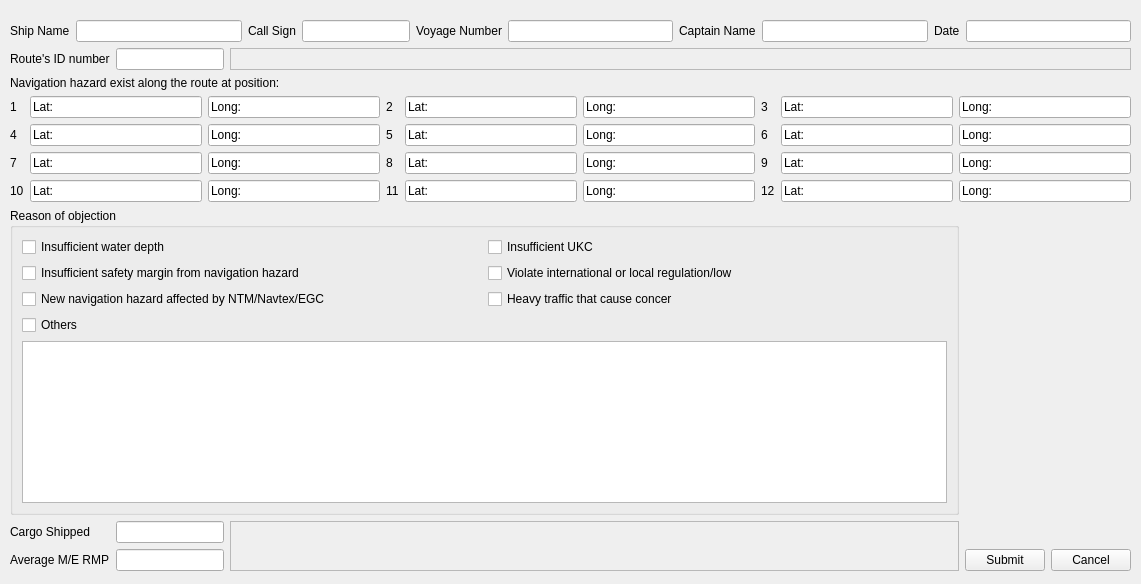
The window that QtUi/objectionReport.ui (heavenlxj/emgui) describes before a commit, drawn with Qt 5.
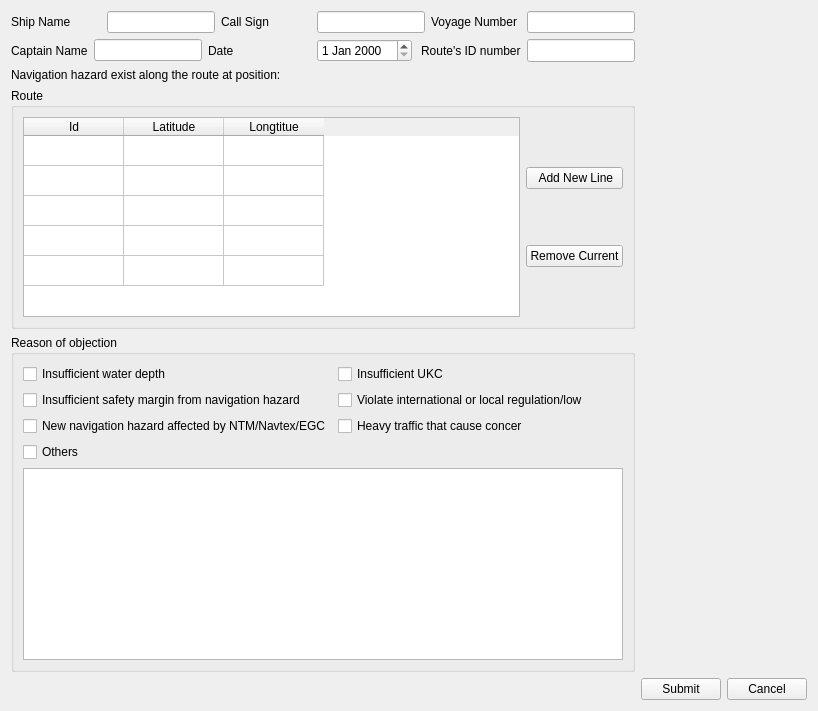
The same window after the commit.

What changed in the file:
```diff
--- a/QtUi/objectionReport.ui
+++ b/QtUi/objectionReport.ui
@@ -6,8 +6,8 @@
    <rect>
     <x>0</x>
     <y>0</y>
-    <width>1141</width>
-    <height>584</height>
+    <width>818</width>
+    <height>711</height>
    </rect>
   </property>
   <property name="sizePolicy">
@@ -19,19 +19,8 @@
   <property name="windowTitle">
    <string>Form</string>
   </property>
-  <widget class="QWidget" name="">
-   <property name="geometry">
-    <rect>
-     <x>10</x>
-     <y>20</y>
-     <width>1121</width>
-     <height>551</height>
-    </rect>
-   </property>
-   <layout class="QGridLayout" name="gridLayout_5">
+  <layout class="QGridLayout" name="gridLayout_2">
     <item row="0" column="0">
-     <layout class="QGridLayout" name="gridLayout_4">
-      <item row="0" column="0" colspan="2">
        <layout class="QHBoxLayout" name="horizontalLayout">
         <item>
          <widget class="QLabel" name="label">
@@ -41,7 +30,14 @@
          </widget>
         </item>
         <item>
-         <widget class="QLineEdit" name="lineEdit"/>
+      <widget class="QLineEdit" name="ship_name_edit">
+       <property name="sizePolicy">
+        <sizepolicy hsizetype="Fixed" vsizetype="Fixed">
+         <horstretch>0</horstretch>
+         <verstretch>0</verstretch>
+        </sizepolicy>
+       </property>
+      </widget>
         </item>
         <item>
          <widget class="QLabel" name="label_2">
@@ -68,34 +64,76 @@
          </widget>
         </item>
         <item>
-         <widget class="QLineEdit" name="lineEdit_3"/>
-        </item>
+      <widget class="QLineEdit" name="voyage_number_edit">
+       <property name="sizePolicy">
+        <sizepolicy hsizetype="Fixed" vsizetype="Fixed">
+         <horstretch>0</horstretch>
+         <verstretch>0</verstretch>
+        </sizepolicy>
+       </property>
+      </widget>
+     </item>
+    </layout>
+   </item>
+   <item row="1" column="0">
+    <layout class="QHBoxLayout" name="horizontalLayout_2">
         <item>
          <widget class="QLabel" name="label_5">
+       <property name="enabled">
+        <bool>true</bool>
+       </property>
+       <property name="sizePolicy">
+        <sizepolicy hsizetype="Fixed" vsizetype="Preferred">
+         <horstretch>0</horstretch>
+         <verstretch>0</verstretch>
+        </sizepolicy>
+       </property>
           <property name="text">
            <string>Captain Name</string>
           </property>
          </widget>
         </item>
         <item>
-         <widget class="QLineEdit" name="lineEdit_5"/>
+      <widget class="QLineEdit" name="captain_name_edit">
+       <property name="sizePolicy">
+        <sizepolicy hsizetype="Fixed" vsizetype="Fixed">
+         <horstretch>0</horstretch>
+         <verstretch>0</verstretch>
+        </sizepolicy>
+       </property>
+      </widget>
         </item>
         <item>
          <widget class="QLabel" name="label_6">
+       <property name="sizePolicy">
+        <sizepolicy hsizetype="Minimum" vsizetype="Preferred">
+         <horstretch>0</horstretch>
+         <verstretch>0</verstretch>
+        </sizepolicy>
+       </property>
           <property name="text">
            <string>Date</string>
           </property>
          </widget>
         </item>
         <item>
-         <widget class="QLineEdit" name="lineEdit_6"/>
-        </item>
-       </layout>
-      </item>
-      <item row="1" column="0">
-       <layout class="QHBoxLayout" name="horizontalLayout_2">
-        <item>
+      <widget class="QDateEdit" name="dateEdit">
+       <property name="sizePolicy">
+        <sizepolicy hsizetype="Fixed" vsizetype="Fixed">
+         <horstretch>0</horstretch>
+         <verstretch>0</verstretch>
+        </sizepolicy>
+       </property>
+      </widget>
+     </item>
+     <item alignment="Qt::AlignRight">
          <widget class="QLabel" name="label_4">
+       <property name="sizePolicy">
+        <sizepolicy hsizetype="Minimum" vsizetype="Preferred">
+         <horstretch>0</horstretch>
+         <verstretch>0</verstretch>
+        </sizepolicy>
+       </property>
           <property name="text">
            <string>Route's ID number</string>
           </property>
@@ -104,7 +142,7 @@
         <item>
          <widget class="QLineEdit" name="lineEdit_4">
           <property name="sizePolicy">
-           <sizepolicy hsizetype="Preferred" vsizetype="Fixed">
+        <sizepolicy hsizetype="Fixed" vsizetype="Minimum">
             <horstretch>0</horstretch>
             <verstretch>0</verstretch>
            </sizepolicy>
@@ -113,398 +151,103 @@
         </item>
        </layout>
       </item>
-      <item row="1" column="1">
-       <widget class="QFrame" name="frame_2">
+   <item row="2" column="0">
+    <widget class="QLabel" name="label_7">
+     <property name="text">
+      <string>Navigation hazard exist along the route at position:</string>
+     </property>
+    </widget>
+   </item>
+   <item row="3" column="0">
+    <widget class="QGroupBox" name="groupBox_2">
+     <property name="title">
+      <string>Route</string>
+     </property>
+     <layout class="QVBoxLayout" name="verticalLayout_2">
+      <item>
+       <layout class="QHBoxLayout" name="horizontalLayout_3">
+        <item>
+         <widget class="QTableWidget" name="route_table_widget">
         <property name="sizePolicy">
          <sizepolicy hsizetype="Expanding" vsizetype="Expanding">
           <horstretch>0</horstretch>
           <verstretch>0</verstretch>
          </sizepolicy>
         </property>
-        <property name="frameShape">
-         <enum>QFrame::StyledPanel</enum>
-        </property>
-        <property name="frameShadow">
-         <enum>QFrame::Raised</enum>
-        </property>
-       </widget>
-      </item>
-      <item row="2" column="0" colspan="2">
-       <layout class="QGridLayout" name="gridLayout_2">
-        <item row="1" column="4">
-         <widget class="QLineEdit" name="lineEdit_9">
+          <attribute name="verticalHeaderVisible">
+           <bool>false</bool>
+          </attribute>
+          <row>
+           <property name="text">
+            <string>1</string>
+           </property>
+          </row>
+          <row>
           <property name="text">
-           <string>Lat:</string>
-          </property>
-         </widget>
-        </item>
-        <item row="1" column="6">
-         <widget class="QLabel" name="label_10">
+            <string>2</string>
+           </property>
+          </row>
+          <row>
           <property name="text">
            <string>3</string>
           </property>
-         </widget>
-        </item>
-        <item row="2" column="0">
-         <widget class="QLabel" name="label_11">
+          </row>
+          <row>
           <property name="text">
            <string>4</string>
           </property>
-         </widget>
-        </item>
-        <item row="2" column="1">
-         <widget class="QLineEdit" name="lineEdit_17">
-          <property name="text">
-           <string>Lat:</string>
-          </property>
-         </widget>
-        </item>
-        <item row="2" column="4">
-         <widget class="QLineEdit" name="lineEdit_19">
-          <property name="text">
-           <string>Lat:</string>
-          </property>
-         </widget>
-        </item>
-        <item row="1" column="1">
-         <widget class="QLineEdit" name="lineEdit_7">
-          <property name="text">
-           <string>Lat:</string>
-          </property>
-         </widget>
-        </item>
-        <item row="1" column="8">
-         <widget class="QLineEdit" name="lineEdit_12">
-          <property name="text">
-           <string>Long:</string>
-          </property>
-         </widget>
-        </item>
-        <item row="2" column="2">
-         <widget class="QLineEdit" name="lineEdit_18">
-          <property name="text">
-           <string>Long:</string>
-          </property>
-         </widget>
-        </item>
-        <item row="1" column="2">
-         <widget class="QLineEdit" name="lineEdit_8">
-          <property name="text">
-           <string>Long:</string>
-          </property>
-         </widget>
-        </item>
-        <item row="1" column="7">
-         <widget class="QLineEdit" name="lineEdit_11">
-          <property name="text">
-           <string>Lat:</string>
-          </property>
-         </widget>
-        </item>
-        <item row="2" column="3">
-         <widget class="QLabel" name="label_12">
+          </row>
+          <row>
           <property name="text">
            <string>5</string>
           </property>
-         </widget>
-        </item>
-        <item row="1" column="0">
-         <widget class="QLabel" name="label_8">
+          </row>
+          <column>
           <property name="text">
-           <string>1</string>
-          </property>
-         </widget>
-        </item>
-        <item row="1" column="3">
-         <widget class="QLabel" name="label_9">
+            <string>Id</string>
+           </property>
+          </column>
+          <column>
           <property name="text">
-           <string>2</string>
-          </property>
-         </widget>
-        </item>
-        <item row="1" column="5">
-         <widget class="QLineEdit" name="lineEdit_10">
+            <string>Latitude</string>
+           </property>
+          </column>
+          <column>
           <property name="text">
-           <string>Long:</string>
-          </property>
+            <string>Longtitue</string>
+           </property>
+          </column>
          </widget>
         </item>
-        <item row="2" column="8">
-         <widget class="QLineEdit" name="lineEdit_21">
-          <property name="text">
-           <string>Long:</string>
-          </property>
-         </widget>
-        </item>
-        <item row="4" column="5">
-         <widget class="QLineEdit" name="lineEdit_26">
-          <property name="text">
-           <string>Long:</string>
-          </property>
-         </widget>
-        </item>
-        <item row="3" column="3">
-         <widget class="QLabel" name="label_14">
-          <property name="text">
-           <string>8</string>
-          </property>
-         </widget>
-        </item>
-        <item row="2" column="7">
-         <widget class="QLineEdit" name="lineEdit_22">
-          <property name="text">
-           <string>Lat:</string>
-          </property>
-         </widget>
-        </item>
-        <item row="4" column="7">
-         <widget class="QLineEdit" name="lineEdit_30">
-          <property name="text">
-           <string>Lat:</string>
-          </property>
-         </widget>
-        </item>
-        <item row="2" column="6">
-         <widget class="QLabel" name="label_13">
-          <property name="text">
-           <string>6</string>
-          </property>
-         </widget>
-        </item>
-        <item row="3" column="6">
-         <widget class="QLabel" name="label_20">
-          <property name="text">
-           <string>9</string>
-          </property>
-         </widget>
-        </item>
-        <item row="4" column="0">
-         <widget class="QLabel" name="label_15">
-          <property name="text">
-           <string>10</string>
-          </property>
-         </widget>
-        </item>
-        <item row="3" column="5">
-         <widget class="QLineEdit" name="lineEdit_16">
-          <property name="text">
-           <string>Long:</string>
-          </property>
-         </widget>
-        </item>
-        <item row="3" column="2">
-         <widget class="QLineEdit" name="lineEdit_14">
-          <property name="text">
-           <string>Long:</string>
-          </property>
-         </widget>
-        </item>
-        <item row="4" column="1">
-         <widget class="QLineEdit" name="lineEdit_23">
-          <property name="text">
-           <string>Lat:</string>
-          </property>
-         </widget>
-        </item>
-        <item row="3" column="8">
-         <widget class="QLineEdit" name="lineEdit_32">
-          <property name="text">
-           <string>Long:</string>
-          </property>
-         </widget>
-        </item>
-        <item row="2" column="5">
-         <widget class="QLineEdit" name="lineEdit_20">
-          <property name="text">
-           <string>Long:</string>
-          </property>
-         </widget>
-        </item>
-        <item row="3" column="1">
-         <widget class="QLineEdit" name="lineEdit_13">
-          <property name="text">
-           <string>Lat:</string>
-          </property>
-         </widget>
-        </item>
-        <item row="4" column="2">
-         <widget class="QLineEdit" name="lineEdit_24">
-          <property name="text">
-           <string>Long:</string>
-          </property>
-         </widget>
-        </item>
-        <item row="3" column="7">
-         <widget class="QLineEdit" name="lineEdit_31">
-          <property name="text">
-           <string>Lat:</string>
-          </property>
-         </widget>
-        </item>
-        <item row="4" column="3">
-         <widget class="QLabel" name="label_17">
-          <property name="text">
-           <string>11</string>
-          </property>
-         </widget>
-        </item>
-        <item row="3" column="4">
-         <widget class="QLineEdit" name="lineEdit_15">
-          <property name="text">
-           <string>Lat:</string>
-          </property>
-         </widget>
-        </item>
-        <item row="4" column="8">
-         <widget class="QLineEdit" name="lineEdit_29">
-          <property name="text">
-           <string>Long:</string>
-          </property>
-         </widget>
-        </item>
-        <item row="3" column="0">
-         <widget class="QLabel" name="label_16">
-          <property name="text">
-           <string>7</string>
-          </property>
-         </widget>
-        </item>
-        <item row="4" column="6">
-         <widget class="QLabel" name="label_21">
-          <property name="text">
-           <string>12</string>
-          </property>
-         </widget>
-        </item>
-        <item row="4" column="4">
-         <widget class="QLineEdit" name="lineEdit_25">
-          <property name="text">
-           <string>Lat:</string>
-          </property>
-         </widget>
-        </item>
-        <item row="0" column="0" colspan="6">
-         <widget class="QLabel" name="label_7">
-          <property name="text">
-           <string>Navigation hazard exist along the route at position:</string>
-          </property>
-         </widget>
-        </item>
-       </layout>
-      </item>
-     </layout>
-    </item>
-    <item row="1" column="0">
-     <layout class="QGridLayout" name="gridLayout_3">
-      <item row="1" column="1" rowspan="2">
-       <widget class="QFrame" name="frame">
-        <property name="sizePolicy">
-         <sizepolicy hsizetype="Expanding" vsizetype="Expanding">
-          <horstretch>0</horstretch>
-          <verstretch>0</verstretch>
-         </sizepolicy>
-        </property>
-        <property name="frameShape">
-         <enum>QFrame::StyledPanel</enum>
-        </property>
-        <property name="frameShadow">
-         <enum>QFrame::Raised</enum>
-        </property>
-       </widget>
-      </item>
-      <item row="2" column="0">
-       <layout class="QHBoxLayout" name="horizontalLayout_7">
         <item>
-         <widget class="QLabel" name="label_19">
-          <property name="text">
-           <string>Average M/E RMP</string>
-          </property>
-         </widget>
-        </item>
-        <item>
-         <widget class="QLineEdit" name="lineEdit_28">
-          <property name="sizePolicy">
-           <sizepolicy hsizetype="Preferred" vsizetype="Fixed">
-            <horstretch>0</horstretch>
-            <verstretch>0</verstretch>
-           </sizepolicy>
-          </property>
-         </widget>
-        </item>
-       </layout>
-      </item>
-      <item row="2" column="2">
-       <layout class="QHBoxLayout" name="horizontalLayout_5">
+         <layout class="QVBoxLayout" name="verticalLayout">
         <item>
          <widget class="QPushButton" name="pushButton">
           <property name="text">
-           <string>Submit</string>
+             <string> Add New Line</string>
           </property>
          </widget>
         </item>
         <item>
          <widget class="QPushButton" name="pushButton_2">
           <property name="text">
-           <string>Cancel</string>
+             <string>Remove Current</string>
           </property>
          </widget>
         </item>
        </layout>
       </item>
-      <item row="1" column="0">
-       <layout class="QHBoxLayout" name="horizontalLayout_6">
-        <item>
-         <widget class="QLabel" name="label_18">
-          <property name="sizePolicy">
-           <sizepolicy hsizetype="Preferred" vsizetype="Preferred">
-            <horstretch>0</horstretch>
-            <verstretch>0</verstretch>
-           </sizepolicy>
-          </property>
-          <property name="text">
-           <string>Cargo Shipped  </string>
-          </property>
-         </widget>
-        </item>
-        <item>
-         <widget class="QLineEdit" name="lineEdit_27">
-          <property name="sizePolicy">
-           <sizepolicy hsizetype="Preferred" vsizetype="Fixed">
-            <horstretch>0</horstretch>
-            <verstretch>0</verstretch>
-           </sizepolicy>
-          </property>
-         </widget>
-        </item>
-       </layout>
-      </item>
-      <item row="0" column="0" colspan="2">
+       </layout>
+      </item>
+     </layout>
+    </widget>
+   </item>
+   <item row="4" column="0">
        <widget class="QGroupBox" name="groupBox">
         <property name="title">
          <string>Reason of objection</string>
         </property>
         <layout class="QGridLayout" name="gridLayout">
-         <item row="2" column="0">
-          <widget class="QCheckBox" name="checkBox_5">
-           <property name="text">
-            <string>New navigation hazard affected by NTM/Navtex/EGC</string>
-           </property>
-          </widget>
-         </item>
-         <item row="3" column="0">
-          <widget class="QCheckBox" name="checkBox_7">
-           <property name="text">
-            <string>Others</string>
-           </property>
-          </widget>
-         </item>
-         <item row="0" column="1">
-          <widget class="QCheckBox" name="checkBox_2">
-           <property name="text">
-            <string>Insufficient UKC</string>
-           </property>
-          </widget>
-         </item>
          <item row="0" column="0">
           <widget class="QCheckBox" name="checkBox">
            <property name="text">
@@ -519,13 +262,6 @@
            </property>
           </widget>
          </item>
-         <item row="1" column="1">
-          <widget class="QCheckBox" name="checkBox_3">
-           <property name="text">
-            <string>Violate international or local regulation/low</string>
-           </property>
-          </widget>
-         </item>
          <item row="2" column="1">
           <widget class="QCheckBox" name="checkBox_6">
            <property name="text">
@@ -534,15 +270,58 @@
           </widget>
          </item>
          <item row="4" column="0" colspan="2">
-          <widget class="QTextEdit" name="textEdit"/>
-         </item>
+       <widget class="QTextEdit" name="textEdit_remark"/>
+      </item>
+      <item row="2" column="0">
+       <widget class="QCheckBox" name="checkBox_ntm_navtex_egc">
+        <property name="text">
+         <string>New navigation hazard affected by NTM/Navtex/EGC</string>
+        </property>
+       </widget>
+      </item>
+      <item row="3" column="0">
+       <widget class="QCheckBox" name="checkBox_others">
+        <property name="text">
+         <string>Others</string>
+        </property>
+       </widget>
+      </item>
+      <item row="1" column="1">
+       <widget class="QCheckBox" name="checkBox_violate_local">
+        <property name="text">
+         <string>Violate international or local regulation/low</string>
+        </property>
+       </widget>
+      </item>
+      <item row="0" column="1">
+       <widget class="QCheckBox" name="checkBox_ukc">
+        <property name="text">
+         <string>Insufficient UKC</string>
+        </property>
+       </widget>
+      </item>
         </layout>
        </widget>
       </item>
+   <item row="5" column="1">
+    <layout class="QHBoxLayout" name="horizontalLayout_5">
+     <item>
+      <widget class="QPushButton" name="submit_btn">
+       <property name="text">
+        <string>Submit</string>
+       </property>
+      </widget>
+     </item>
+     <item>
+      <widget class="QPushButton" name="cancel_btn">
+       <property name="text">
+        <string>Cancel</string>
+       </property>
+      </widget>
+     </item>
      </layout>
     </item>
    </layout>
-  </widget>
  </widget>
  <resources/>
  <connections/>
```
Left out of the diff: 10 changed lines with no effect on the pictures. Lines whose indentation alone changed are shown as unchanged.
